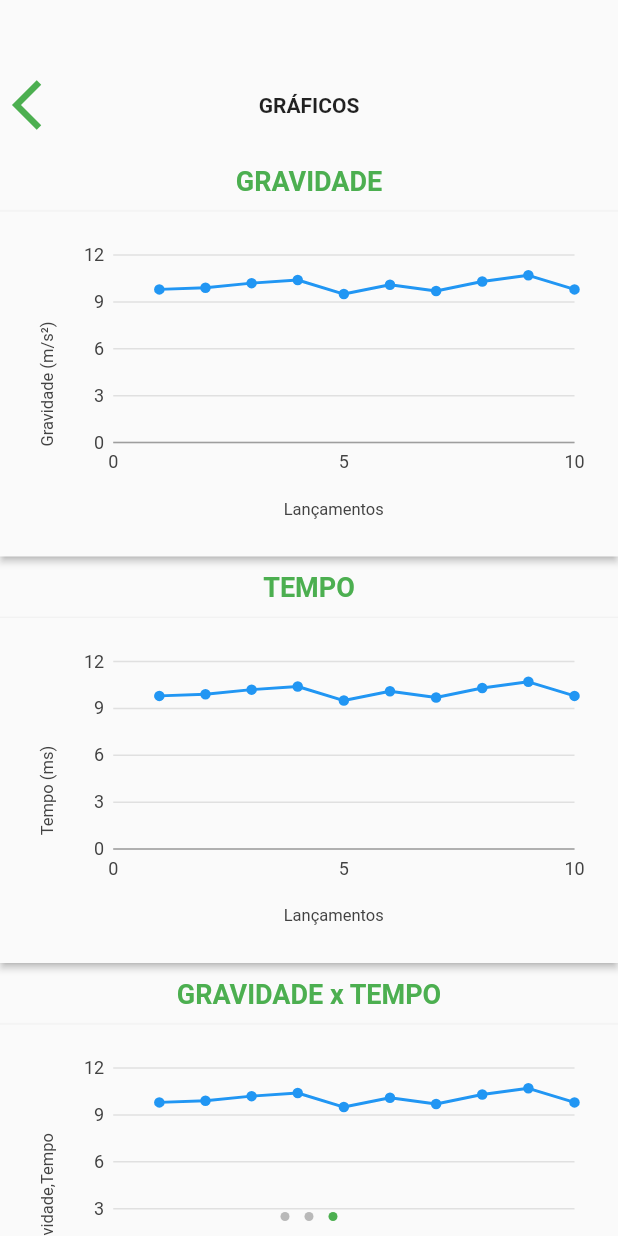
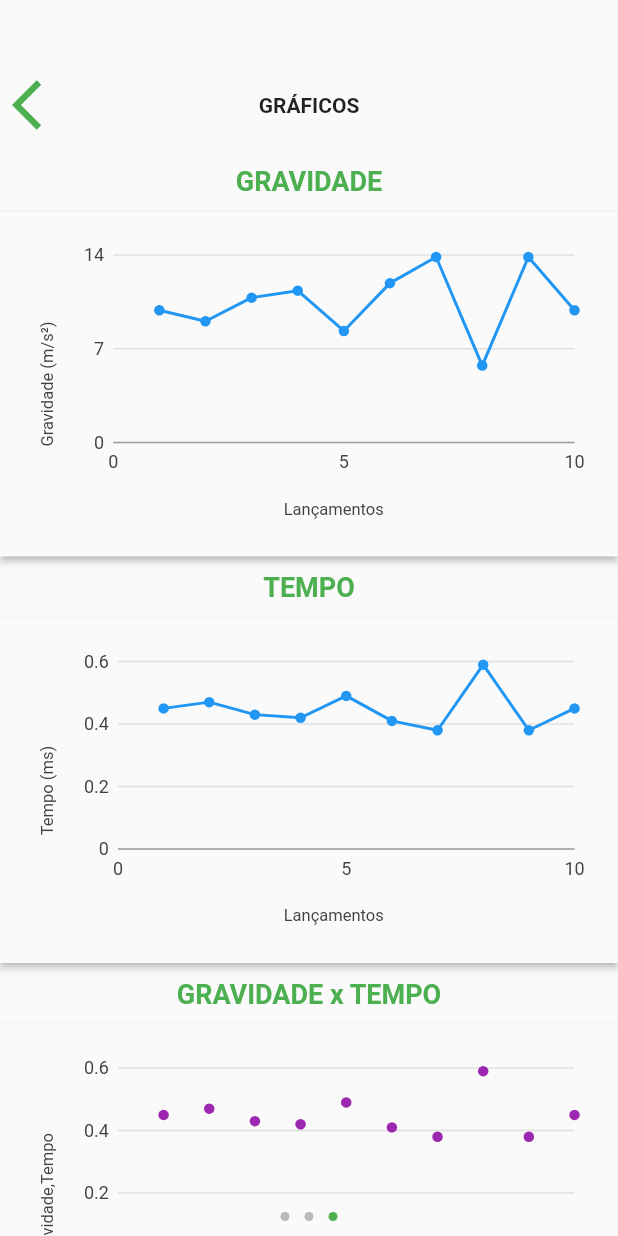
Before and after one commit to FonteneleLucas/experiment-gravitational-acceleration, a Flutter app: the ShowData screen opened by its route, swiped to page 3, on a phone screen of 412 x 824 dp. Run offline on Flutter 3.47's test engine with Material 2 defaults, Android fonts, the phone set to English and light mode, and no system bars; drawn by our look-alikes of page_indicator; our stand-ins replace charts_flutter, flutter_bluetooth_serial; Roboto replaces fonts that are missing (Montserrat); statements that could not run were skipped.

Commit message:
deixando graficos dinamicos

```diff
--- a/lib/showChart.dart
+++ b/lib/showChart.dart
@@ -4,6 +4,7 @@ import 'package:flutter/material.dart';
 import 'package:charts_flutter/flutter.dart';
 import 'package:charts_flutter/src/text_element.dart';
 import 'package:charts_flutter/src/text_style.dart' as style;
+import 'package:gravity_sensor/Gravity.dart';
 
 class ShowChart extends StatefulWidget {
   @override
@@ -42,6 +43,25 @@ class _ShowChartState extends State<ShowChart> {
       new LinearSales(9, 10.7),
       new LinearSales(10, 9.8),
     ];
+
+    var gravity = Gravity();
+    for(int i = 0; i < 10;i++){
+      print("N: ${i} : G: ${gravity.dados.elementAt(i).gravidade}");
+    }
+
+    print(gravity.dados.elementAt(0).toString());
+//    for(int i = 0; i < gravity.dados.length;i++){
+//      print("Entrou");
+//      print("V2: ${gravity.dados.elementAt(i).toString()}");
+//    }
+
+//    for(int i = 0; i < data.length;i++){
+//      print("V: ${data.elementAt(i).toString()}");
+//    }
+
+
+
+
 
     var series = [
       new Series(
--- a/lib/showData.dart
+++ b/lib/showData.dart
@@ -20,12 +20,12 @@ class ShowData extends StatefulWidget {
 
 String selectedTooltip;
 
-class LinearSales {
-  final double year;
-  final double sales;
+class ScatterPlot {
+  final int lancamento;
+  final double tempo;
+  final double gravidade;
 
-
-  LinearSales(this.year, this.sales);
+  ScatterPlot(this.lancamento, this.tempo, this.gravidade);
 }
 
 class _ShowDataState extends State<ShowData> {
@@ -132,31 +132,43 @@ class _ShowDataState extends State<ShowData> {
   @override
   Widget build(BuildContext context) {
 
-    var data = [
-//      new LinearSales(0, 5),
-//      new LinearSales(1, 25),
-//      new LinearSales(2, 100),
-//      new LinearSales(3, 75),
-      new LinearSales(1, 9.8),
-      new LinearSales(2, 9.9),
-      new LinearSales(3, 10.2),
-      new LinearSales(4, 10.4),
-      new LinearSales(5, 9.5),
-      new LinearSales(6, 10.1),
-      new LinearSales(7, 9.7),
-      new LinearSales(8, 10.3),
-      new LinearSales(9, 10.7),
-      new LinearSales(10, 9.8),
-    ];
+    var scatterPlot = new List<ScatterPlot>();
 
-    var series = [
+    var series1 = [
       new Series(
         id: 'Sales',
         colorFn: (_, __) => MaterialPalette.blue.shadeDefault,
-        domainFn: (LinearSales sales, _) => sales.year,
-        measureFn: (LinearSales sales, _) => sales.sales,
-        data: data,
+        domainFn: (Gravity _gravity, _) => _gravity.lancamento,
+        measureFn: (Gravity _gravity, _) => _gravity.gravidade,
+        data: gravity.dados,
       ),
+    ];
+
+    var series2 = [
+      new Series(
+        id: 'Sales',
+        colorFn: (_, __) => MaterialPalette.blue.shadeDefault,
+        domainFn: (Gravity _gravity, _) => _gravity.lancamento,
+        measureFn: (Gravity _gravity, _) => _gravity.tempo,
+        data: gravity.dados,
+      ),
+    ];
+
+//    for(int i = 0; i < gravity.dados.length; i++){
+//      var scatter = ScatterPlot(i+1, gravity.dados.elementAt(i).tempo, gravity.dados.elementAt(i).gravidade);
+//      scatterPlot.add(scatter);
+//    }
+
+    var series3 = [
+      new Series(
+        id: 'Sales',
+          colorFn: (_, __) => MaterialPalette.purple.shadeDefault,
+        domainFn: (Gravity _gravity, _) => _gravity.lancamento,
+        measureFn: (Gravity _gravity, _) => _gravity.tempo,
+        data: gravity.dados,)
+      // Configure our custom line renderer for this series.
+        ..setAttribute(rendererIdKey, 'customLine'),
+
     ];
 
 //    gravity.setValues(0, 0.46);
@@ -775,7 +787,7 @@ class _ShowDataState extends State<ShowData> {
                                   padding: new EdgeInsets.all(15),
                                   child: new SizedBox(
                                       height: 200.0,
-                                      child: LineChart(series,
+                                      child: LineChart(series1,
                                         behaviors: [
                                           new ChartTitle('Lançamentos',
                                               behaviorPosition: BehaviorPosition.bottom,
@@ -818,7 +830,7 @@ class _ShowDataState extends State<ShowData> {
                                   padding: new EdgeInsets.all(15),
                                   child: new SizedBox(
                                       height: 200.0,
-                                      child: LineChart(series,
+                                      child: LineChart(series2,
                                         behaviors: [
                                           new ChartTitle('Lançamentos',
                                               behaviorPosition: BehaviorPosition.bottom,
@@ -861,7 +873,7 @@ class _ShowDataState extends State<ShowData> {
                                   padding: new EdgeInsets.all(15),
                                   child: new SizedBox(
                                       height: 200.0,
-                                      child: LineChart(series,
+                                      child: ScatterPlotChart(series3,
                                         behaviors: [
                                           new ChartTitle('Lançamentos',
                                               behaviorPosition: BehaviorPosition.bottom,
@@ -886,7 +898,13 @@ class _ShowDataState extends State<ShowData> {
                                               }
                                           )
                                         ],
-                                        defaultRenderer: LineRendererConfig(includePoints: true),
+                                        defaultRenderer: PointRendererConfig(),
+                                        customSeriesRenderers: [
+                                          LineRendererConfig(
+                                              customRendererId: 'customLine',
+                                              layoutPaintOrder: LayoutViewPaintOrder.point + 1
+                                          )
+                                        ],
                                       )
                                   ),
                                 ),
```
